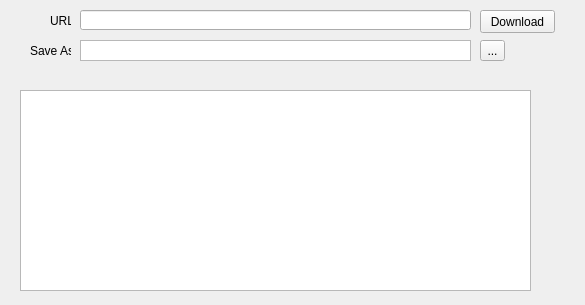
Old version of the form mainwindow.ui in the repository brucezhang80/Download_manager.
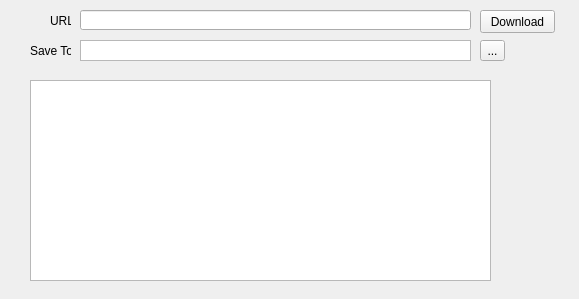
New version of the form. Icons and pictures are not drawn.

The edit to the form file:
```diff
--- a/mainwindow.ui
+++ b/mainwindow.ui
@@ -6,8 +6,8 @@
    <rect>
     <x>0</x>
     <y>0</y>
-    <width>585</width>
-    <height>305</height>
+    <width>579</width>
+    <height>299</height>
    </rect>
   </property>
   <property name="windowTitle">
@@ -36,12 +36,18 @@
    <widget class="QListWidget" name="listWidget">
     <property name="geometry">
      <rect>
-      <x>20</x>
-      <y>90</y>
-      <width>511</width>
+      <x>30</x>
+      <y>80</y>
+      <width>461</width>
       <height>201</height>
      </rect>
     </property>
+    <property name="sizePolicy">
+     <sizepolicy hsizetype="Fixed" vsizetype="Fixed">
+      <horstretch>0</horstretch>
+      <verstretch>0</verstretch>
+     </sizepolicy>
+    </property>
     <property name="alternatingRowColors">
      <bool>true</bool>
     </property>
@@ -129,7 +135,7 @@
      </rect>
     </property>
     <property name="text">
-     <string>Save As</string>
+     <string>Save To</string>
     </property>
    </widget>
    <widget class="QLineEdit" name="url">
```
Left out of the diff: 4 changed lines with no effect on the pictures.
